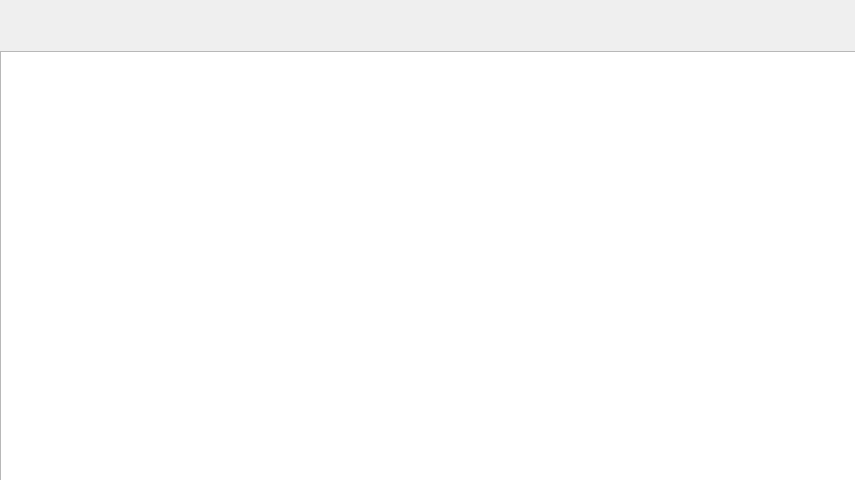
Above: main.ui from YaroslavMayorov/coffee before the change. Below: the same form after it.
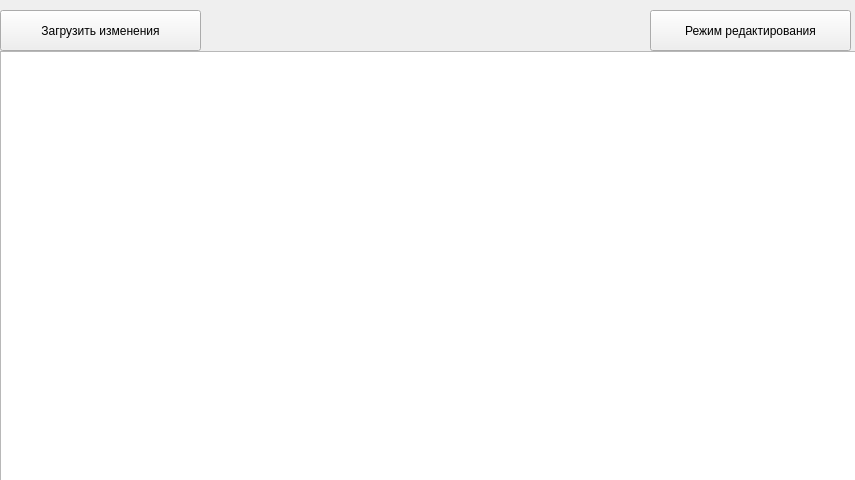
That is the form after the change.

Diff of the .ui file:
```diff
--- a/main.ui
+++ b/main.ui
@@ -23,6 +23,32 @@
     </rect>
    </property>
   </widget>
+  <widget class="QPushButton" name="button_main">
+   <property name="geometry">
+    <rect>
+     <x>650</x>
+     <y>10</y>
+     <width>201</width>
+     <height>41</height>
+    </rect>
+   </property>
+   <property name="text">
+    <string>Режим редактирования</string>
+   </property>
+  </widget>
+  <widget class="QPushButton" name="download">
+   <property name="geometry">
+    <rect>
+     <x>0</x>
+     <y>10</y>
+     <width>201</width>
+     <height>41</height>
+    </rect>
+   </property>
+   <property name="text">
+    <string>Загрузить изменения</string>
+   </property>
+  </widget>
  </widget>
  <resources/>
  <connections/>
```
